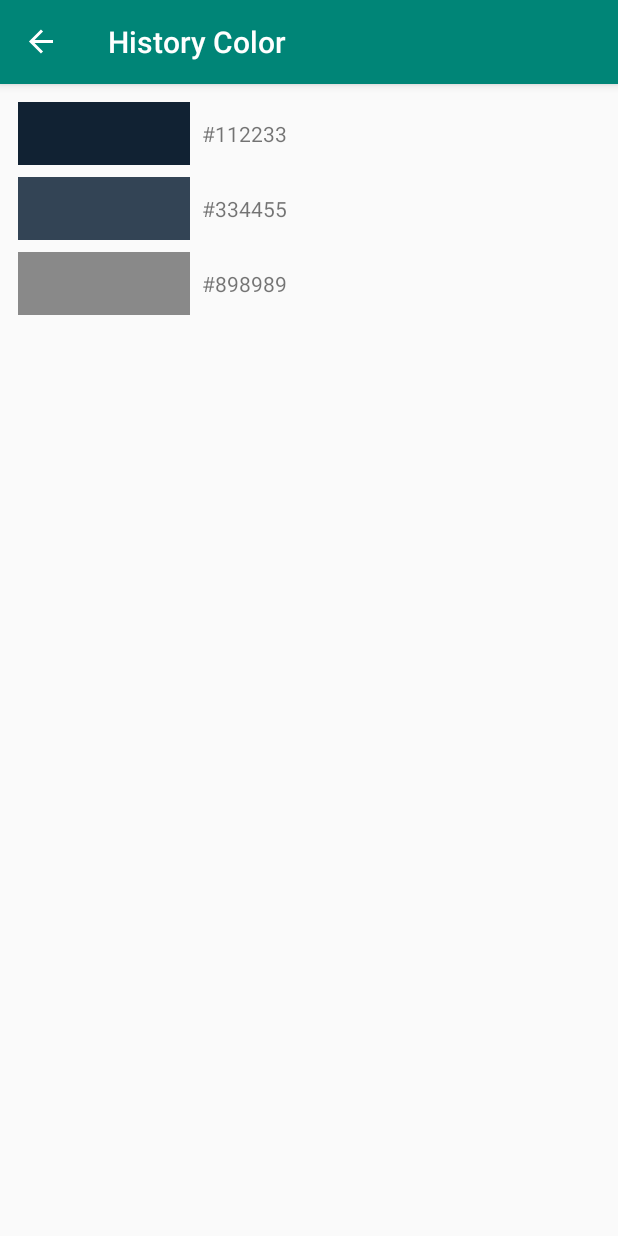
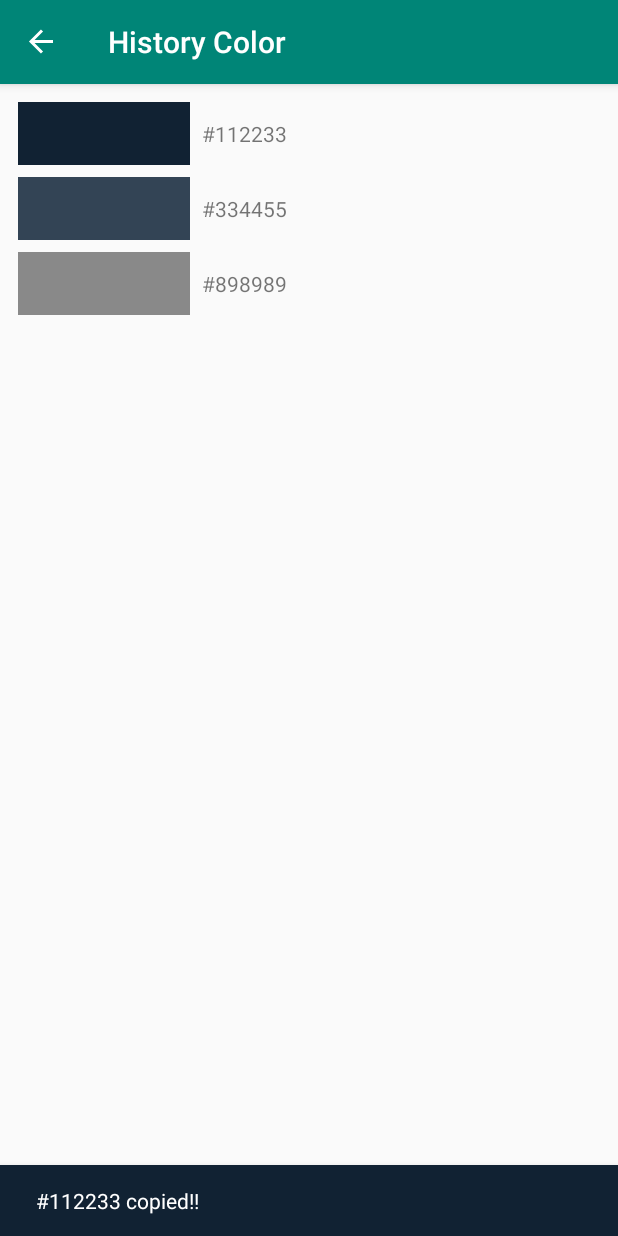
Before and after one commit to woshiyezu/color-copy-camera, an Android app: the HistoryFragment screen opened through its navigation route, after a tap on "#112233", on a phone screen of 412 x 824 dp. Run offline under Robolectric (Android 15) with nearby library versions, the phone set to English and light mode, and no system bars; our stand-ins replace data binding, navigation-ui.

Commit message:
add snackbar

```diff
--- a/app/build.gradle
+++ b/app/build.gradle
@@ -48,6 +48,8 @@ dependencies {
     androidTestImplementation 'androidx.test.ext:junit:1.1.0'
     androidTestImplementation 'androidx.test.espresso:espresso-core:3.1.1'
 
+    implementation "com.google.android.material:material:1.0.0"
+
     //Lifecycle Extension MVVM
     implementation "android.arch.lifecycle:extensions:$lifeCycleExtensionVersion"
 
--- a/app/src/main/java/jp/millennium/ncl/colorcopycamera/util/Util.kt
+++ b/app/src/main/java/jp/millennium/ncl/colorcopycamera/util/Util.kt
@@ -2,7 +2,14 @@ package jp.millennium.ncl.colorcopycamera.util
 
 import android.graphics.Color
 import android.view.View
+import androidx.annotation.ColorInt
 import androidx.databinding.BindingAdapter
+import com.google.android.material.snackbar.Snackbar
+
+fun Snackbar.withColor(@ColorInt colorInt: Int): Snackbar{
+    this.view.setBackgroundColor(colorInt)
+    return this
+}
 
 @BindingAdapter("android:rgbColor")
 fun rgbColor(view: View, rgbColor:String?){
--- a/app/src/main/java/jp/millennium/ncl/colorcopycamera/view/CameraFragment.kt
+++ b/app/src/main/java/jp/millennium/ncl/colorcopycamera/view/CameraFragment.kt
@@ -1,20 +1,30 @@
 package jp.millennium.ncl.colorcopycamera.view
 
+import android.graphics.Color
 import android.os.Bundle
 import android.view.LayoutInflater
 import android.view.View
 import android.view.ViewGroup
 import androidx.fragment.app.Fragment
 import androidx.navigation.Navigation.findNavController
+import com.google.android.material.snackbar.Snackbar
 
 import jp.millennium.ncl.colorcopycamera.R
+import jp.millennium.ncl.colorcopycamera.util.withColor
 import kotlinx.android.synthetic.main.fragment_camera.view.*
 
 class CameraFragment : Fragment() {
     override fun onCreateView(inflater: LayoutInflater, container: ViewGroup?, savedInstanceState: Bundle?): View? {
         val view = inflater.inflate(R.layout.fragment_camera, container, false)
 
-        view.button.setOnClickListener {
+        view.captureButton.setOnClickListener {
+            val rgbColorCode = "#aa6544"
+            Snackbar.make(it, "%s copied!!".format(rgbColorCode), Snackbar.LENGTH_LONG)
+                .withColor(Color.parseColor(rgbColorCode))
+                .show()
+        }
+
+        view.historyButton.setOnClickListener {
             findNavController(it).navigate(CameraFragmentDirections.actionHistoryFragment())
         }
 
--- a/app/src/main/java/jp/millennium/ncl/colorcopycamera/view/RgbColorListAdapter.kt
+++ b/app/src/main/java/jp/millennium/ncl/colorcopycamera/view/RgbColorListAdapter.kt
@@ -1,13 +1,17 @@
 package jp.millennium.ncl.colorcopycamera.view
 
+import android.graphics.Color
 import android.view.LayoutInflater
 import android.view.View
 import android.view.ViewGroup
 import androidx.databinding.DataBindingUtil
 import androidx.recyclerview.widget.RecyclerView
+import com.google.android.material.snackbar.Snackbar
 import jp.millennium.ncl.colorcopycamera.R
 import jp.millennium.ncl.colorcopycamera.databinding.ItemRgbColorBinding
 import jp.millennium.ncl.colorcopycamera.model.RgbColor
+import jp.millennium.ncl.colorcopycamera.util.withColor
+import kotlinx.android.synthetic.main.item_rgb_color.view.*
 
 class RgbColorListAdapter(private val rgbColorList: ArrayList<RgbColor>) : RecyclerView.Adapter<RgbColorListAdapter.RgbColorViewHolder>() {
 
@@ -38,10 +42,10 @@ class RgbColorListAdapter(private val rgbColorList: ArrayList<RgbColor>) : Recyc
         }
 
         override fun onRgbColorClicked(v: View) {
-            /*val uuid = v.dogId.text.toString().toInt()
-            val action = ListFragmentDirections.actionDetailFragment()
-            action.dogUuid = uuid
-            Navigation.findNavController(v).navigate(action)*/
+            val rgbColorCode = v.rgbColorCode.text.toString()
+            Snackbar.make(v, "%s copied!!".format(rgbColorCode), Snackbar.LENGTH_LONG)
+                .withColor(Color.parseColor(rgbColorCode))
+                .show()
         }
     }
 
--- a/app/src/main/res/layout/fragment_camera.xml
+++ b/app/src/main/res/layout/fragment_camera.xml
@@ -7,7 +7,7 @@
     tools:context=".view.CameraFragment">
 
     <ImageButton
-        android:id="@+id/button"
+        android:id="@+id/historyButton"
         android:layout_width="0dp"
         android:layout_height="wrap_content"
         android:layout_marginEnd="30dp"
@@ -20,7 +20,7 @@
         app:layout_constraintEnd_toEndOf="parent" />
 
     <Button
-        android:id="@+id/capture"
+        android:id="@+id/captureButton"
         android:layout_width="0dp"
         android:layout_height="wrap_content"
         android:layout_marginStart="160dp"
```
